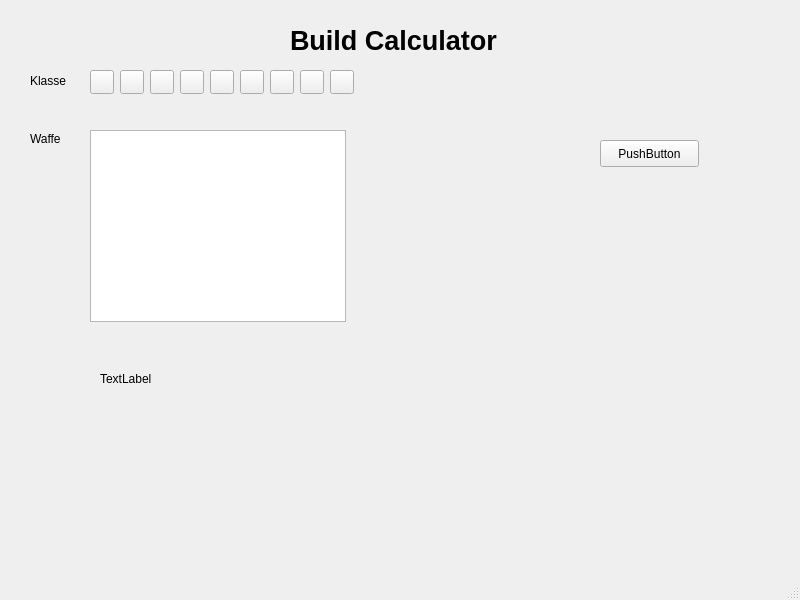
First picture: the form in window.ui, repository Ydalirsson/GW2-Calculator, before the edit.
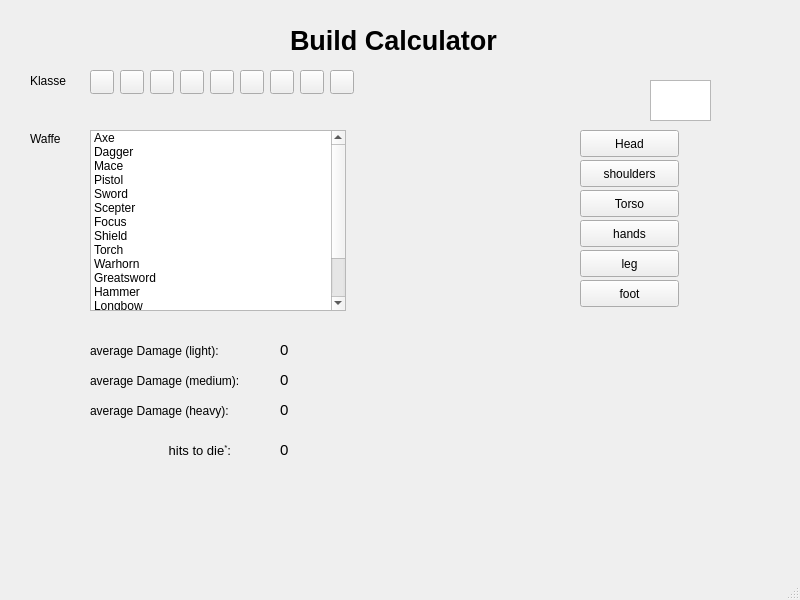
Second picture: the form after the edit. Icons and pictures are not drawn.

```diff
--- a/window.ui
+++ b/window.ui
@@ -180,27 +180,35 @@
    <widget class="QPushButton" name="pushButton_3">
     <property name="geometry">
      <rect>
-      <x>600</x>
-      <y>140</y>
+      <x>580</x>
+      <y>130</y>
       <width>99</width>
       <height>27</height>
      </rect>
     </property>
     <property name="text">
-     <string>PushButton</string>
+     <string>Head</string>
     </property>
    </widget>
    <widget class="QLabel" name="label">
     <property name="geometry">
      <rect>
-      <x>100</x>
-      <y>370</y>
-      <width>68</width>
-      <height>17</height>
+      <x>90</x>
+      <y>330</y>
+      <width>131</width>
+      <height>41</height>
      </rect>
     </property>
+    <property name="font">
+     <font>
+      <pointsize>9</pointsize>
+      <weight>50</weight>
+      <italic>false</italic>
+      <bold>false</bold>
+     </font>
+    </property>
     <property name="text">
-     <string>TextLabel</string>
+     <string>average Damage (light):</string>
     </property>
    </widget>
    <widget class="QListWidget" name="listWidget">
@@ -209,8 +217,322 @@
       <x>90</x>
       <y>130</y>
       <width>256</width>
-      <height>192</height>
+      <height>181</height>
      </rect>
+    </property>
+    <item>
+     <property name="text">
+      <string>Axe</string>
+     </property>
+     <property name="background">
+      <brush brushstyle="NoBrush">
+       <color alpha="0">
+        <red>0</red>
+        <green>0</green>
+        <blue>0</blue>
+       </color>
+      </brush>
+     </property>
+    </item>
+    <item>
+     <property name="text">
+      <string>Dagger</string>
+     </property>
+    </item>
+    <item>
+     <property name="text">
+      <string>Mace</string>
+     </property>
+    </item>
+    <item>
+     <property name="text">
+      <string>Pistol</string>
+     </property>
+    </item>
+    <item>
+     <property name="text">
+      <string>Sword</string>
+     </property>
+    </item>
+    <item>
+     <property name="text">
+      <string>Scepter</string>
+     </property>
+    </item>
+    <item>
+     <property name="text">
+      <string>Focus</string>
+     </property>
+    </item>
+    <item>
+     <property name="text">
+      <string>Shield</string>
+     </property>
+    </item>
+    <item>
+     <property name="text">
+      <string>Torch</string>
+     </property>
+    </item>
+    <item>
+     <property name="text">
+      <string>Warhorn</string>
+     </property>
+    </item>
+    <item>
+     <property name="text">
+      <string>Greatsword</string>
+     </property>
+    </item>
+    <item>
+     <property name="text">
+      <string>Hammer</string>
+     </property>
+    </item>
+    <item>
+     <property name="text">
+      <string>Longbow</string>
+     </property>
+    </item>
+    <item>
+     <property name="text">
+      <string>Rifle</string>
+     </property>
+    </item>
+    <item>
+     <property name="text">
+      <string>Short bow</string>
+     </property>
+    </item>
+    <item>
+     <property name="text">
+      <string>Staff</string>
+     </property>
+    </item>
+   </widget>
+   <widget class="QLabel" name="label_4">
+    <property name="geometry">
+     <rect>
+      <x>280</x>
+      <y>335</y>
+      <width>41</width>
+      <height>31</height>
+     </rect>
+    </property>
+    <property name="font">
+     <font>
+      <pointsize>9</pointsize>
+      <weight>50</weight>
+      <italic>false</italic>
+      <bold>false</bold>
+     </font>
+    </property>
+    <property name="text">
+     <string>&lt;html&gt;&lt;head/&gt;&lt;body&gt;&lt;p&gt;&lt;span style=&quot; font-size:11pt;&quot;&gt;0&lt;/span&gt;&lt;/p&gt;&lt;/body&gt;&lt;/html&gt;</string>
+    </property>
+   </widget>
+   <widget class="QLabel" name="label_5">
+    <property name="geometry">
+     <rect>
+      <x>90</x>
+      <y>360</y>
+      <width>151</width>
+      <height>41</height>
+     </rect>
+    </property>
+    <property name="font">
+     <font>
+      <pointsize>9</pointsize>
+      <weight>50</weight>
+      <italic>false</italic>
+      <bold>false</bold>
+     </font>
+    </property>
+    <property name="text">
+     <string>average Damage (medium):</string>
+    </property>
+   </widget>
+   <widget class="QLabel" name="label_6">
+    <property name="geometry">
+     <rect>
+      <x>90</x>
+      <y>390</y>
+      <width>141</width>
+      <height>41</height>
+     </rect>
+    </property>
+    <property name="font">
+     <font>
+      <pointsize>9</pointsize>
+      <weight>50</weight>
+      <italic>false</italic>
+      <bold>false</bold>
+     </font>
+    </property>
+    <property name="text">
+     <string>average Damage (heavy):</string>
+    </property>
+   </widget>
+   <widget class="QLabel" name="label_7">
+    <property name="geometry">
+     <rect>
+      <x>280</x>
+      <y>365</y>
+      <width>41</width>
+      <height>31</height>
+     </rect>
+    </property>
+    <property name="font">
+     <font>
+      <pointsize>9</pointsize>
+      <weight>50</weight>
+      <italic>false</italic>
+      <bold>false</bold>
+     </font>
+    </property>
+    <property name="text">
+     <string>&lt;html&gt;&lt;head/&gt;&lt;body&gt;&lt;p&gt;&lt;span style=&quot; font-size:11pt;&quot;&gt;0&lt;/span&gt;&lt;/p&gt;&lt;/body&gt;&lt;/html&gt;</string>
+    </property>
+   </widget>
+   <widget class="QLabel" name="label_8">
+    <property name="geometry">
+     <rect>
+      <x>280</x>
+      <y>395</y>
+      <width>41</width>
+      <height>31</height>
+     </rect>
+    </property>
+    <property name="font">
+     <font>
+      <pointsize>9</pointsize>
+      <weight>50</weight>
+      <italic>false</italic>
+      <bold>false</bold>
+     </font>
+    </property>
+    <property name="text">
+     <string>&lt;html&gt;&lt;head/&gt;&lt;body&gt;&lt;p&gt;&lt;span style=&quot; font-size:11pt;&quot;&gt;0&lt;/span&gt;&lt;/p&gt;&lt;/body&gt;&lt;/html&gt;</string>
+    </property>
+   </widget>
+   <widget class="QLabel" name="label_9">
+    <property name="geometry">
+     <rect>
+      <x>280</x>
+      <y>435</y>
+      <width>41</width>
+      <height>31</height>
+     </rect>
+    </property>
+    <property name="font">
+     <font>
+      <pointsize>9</pointsize>
+      <weight>50</weight>
+      <italic>false</italic>
+      <bold>false</bold>
+     </font>
+    </property>
+    <property name="text">
+     <string>&lt;html&gt;&lt;head/&gt;&lt;body&gt;&lt;p&gt;&lt;span style=&quot; font-size:11pt;&quot;&gt;0&lt;/span&gt;&lt;/p&gt;&lt;/body&gt;&lt;/html&gt;</string>
+    </property>
+   </widget>
+   <widget class="QLabel" name="label_10">
+    <property name="geometry">
+     <rect>
+      <x>90</x>
+      <y>430</y>
+      <width>141</width>
+      <height>41</height>
+     </rect>
+    </property>
+    <property name="font">
+     <font>
+      <pointsize>9</pointsize>
+      <weight>50</weight>
+      <italic>false</italic>
+      <bold>false</bold>
+     </font>
+    </property>
+    <property name="text">
+     <string>&lt;html&gt;&lt;head/&gt;&lt;body&gt;&lt;p align=&quot;right&quot;&gt;&lt;span style=&quot; font-size:10pt;&quot;&gt;hits to die&lt;/span&gt;&lt;span style=&quot; font-size:10pt; vertical-align:super;&quot;&gt;*&lt;/span&gt;&lt;span style=&quot; font-size:10pt;&quot;&gt;:&lt;/span&gt;&lt;/p&gt;&lt;/body&gt;&lt;/html&gt;</string>
+    </property>
+   </widget>
+   <widget class="QPushButton" name="pushButton_4">
+    <property name="geometry">
+     <rect>
+      <x>580</x>
+      <y>190</y>
+      <width>99</width>
+      <height>27</height>
+     </rect>
+    </property>
+    <property name="text">
+     <string>Torso</string>
+    </property>
+   </widget>
+   <widget class="QPushButton" name="pushButton_5">
+    <property name="geometry">
+     <rect>
+      <x>580</x>
+      <y>160</y>
+      <width>99</width>
+      <height>27</height>
+     </rect>
+    </property>
+    <property name="text">
+     <string>shoulders</string>
+    </property>
+   </widget>
+   <widget class="QPushButton" name="pushButton_6">
+    <property name="geometry">
+     <rect>
+      <x>580</x>
+      <y>280</y>
+      <width>99</width>
+      <height>27</height>
+     </rect>
+    </property>
+    <property name="text">
+     <string>foot</string>
+    </property>
+   </widget>
+   <widget class="QPushButton" name="pushButton_7">
+    <property name="geometry">
+     <rect>
+      <x>580</x>
+      <y>250</y>
+      <width>99</width>
+      <height>27</height>
+     </rect>
+    </property>
+    <property name="text">
+     <string>leg</string>
+    </property>
+   </widget>
+   <widget class="QPushButton" name="pushButton_8">
+    <property name="geometry">
+     <rect>
+      <x>580</x>
+      <y>220</y>
+      <width>99</width>
+      <height>27</height>
+     </rect>
+    </property>
+    <property name="text">
+     <string>hands</string>
+    </property>
+   </widget>
+   <widget class="QListWidget" name="listWidget_2">
+    <property name="geometry">
+     <rect>
+      <x>650</x>
+      <y>80</y>
+      <width>61</width>
+      <height>41</height>
+     </rect>
+    </property>
+    <property name="styleSheet">
+     <string notr="true"/>
     </property>
    </widget>
   </widget>
```
